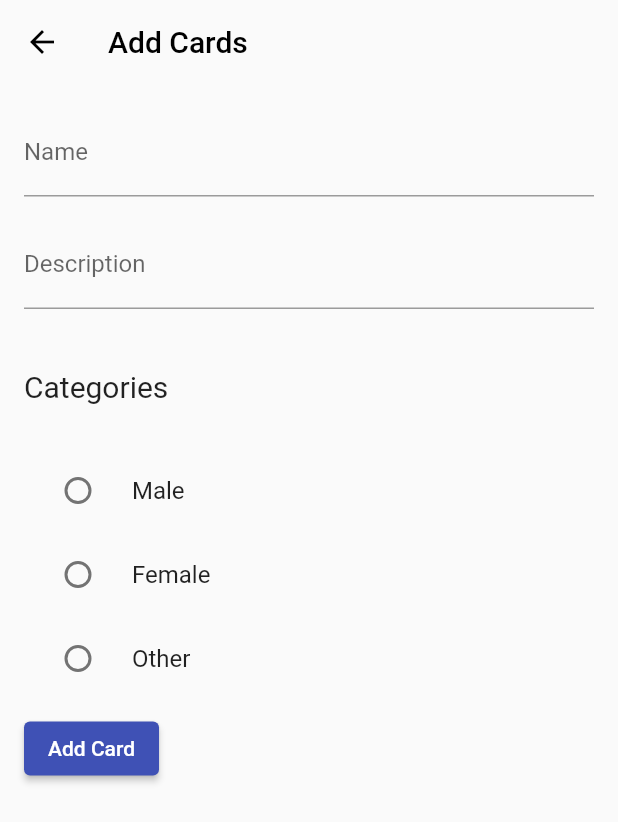
After one commit to shrastaniraula/flip-facts, a Flutter app: the AddFlashcardPage screen opened by its route, on a phone screen of 412 x 824 dp. The commit adds this screen. Shown: the top 822 px of the screen. Run offline on Flutter 3.47's test engine with Material 2 defaults, Android fonts, the phone set to English and light mode, and no system bars; our stand-ins replace flip_card.

Commit message:
first try

```diff
--- /dev/null
+++ b/lib/add_card.dart
@@ -0,0 +1,110 @@
+import 'package:flutter/material.dart';
+
+class AddFlashcardPage extends StatefulWidget {
+  @override
+  _AddFlashcardPageState createState() => _AddFlashcardPageState();
+}
+
+class _AddFlashcardPageState extends State<AddFlashcardPage> {
+  String? gender;
+  TextEditingController CardNameController = TextEditingController();
+  TextEditingController CardDescController = TextEditingController();
+
+  void _submitForm() {
+    // TODO: Implement form submission logic here
+  }
+
+  @override
+  Widget build(BuildContext context) {
+    return Scaffold(
+      appBar: AppBar(
+        backgroundColor: Colors.transparent,
+        elevation: 0,
+        iconTheme: IconThemeData(color: Colors.black),
+        leading: IconButton(
+          icon: Icon(Icons.arrow_back),
+          onPressed: () {
+            Navigator.pushReplacementNamed(context, '/category');
+          },
+        ),
+        title: Text(
+          'Add Cards',
+          style: TextStyle(color: Colors.black),
+        ),
+      ),
+      body: SingleChildScrollView(
+        child: Padding(
+          padding: const EdgeInsets.all(16.0),
+          child: Form(
+            child: Column(
+              crossAxisAlignment: CrossAxisAlignment.start,
+              children: [
+                TextFormField(
+                  maxLines: null,
+                  controller: CardNameController,
+                  decoration: InputDecoration(labelText: 'Name'),
+                  // onChanged: (value) {
+                  //   setState(() {
+                  //     _name = value;
+                  //   });
+                  // },
+                ),
+                SizedBox(height: 16.0),
+                TextFormField(
+                  controller: CardDescController,
+                  maxLines: null,
+                  decoration: InputDecoration(labelText: 'Description'),
+
+                ),
+                SizedBox(height: 40.0),
+                Text('Categories', style: TextStyle(fontSize: 20.0)),
+                SizedBox(
+                  height: 30,
+                ),
+                Column(
+                  children: [
+                    RadioListTile(
+                      title: Text("Male"),
+                      value: "male",
+                      groupValue: gender,
+                      onChanged: (value) {
+                        setState(() {
+                          gender = value.toString();
+                        });
+                      },
+                    ),
+                    RadioListTile(
+                      title: Text("Female"),
+                      value: "female",
+                      groupValue: gender,
+                      onChanged: (value) {
+                        setState(() {
+                          gender = value.toString();
+                        });
+                      },
+                    ),
+                    RadioListTile(
+                      title: Text("Other"),
+                      value: "other",
+                      groupValue: gender,
+                      onChanged: (value) {
+                        setState(() {
+                          gender = value.toString();
+                        });
+                      },
+                    )
+                  ],
+                ),
+                SizedBox(height: 8.0),
+                ElevatedButton(
+                  child: Text('Add Card'),
+                  onPressed: _submitForm,
+                ),
+              ],
+            ),
+          ),
+        ),
+      ),
+    );
+  }
+}
--- a/lib/category.dart
+++ b/lib/category.dart
@@ -3,7 +3,7 @@ import 'package:flutter/src/widgets/framework.dart';
 import 'package:flutter/src/widgets/placeholder.dart';
 
 class Category extends StatelessWidget {
-  const Category({super.key});
+  Category({super.key});
 
   @override
   Widget build(BuildContext context) {
@@ -16,14 +16,6 @@ class Category extends StatelessWidget {
           "Welcome back",
           style: TextStyle(color: Color.fromARGB(255, 0, 0, 0)),
         ),
-        // actions: [
-        //   IconButton(
-        //       onPressed: () {
-        //         Navigator.pushReplacementNamed(context, '/');
-        //         print("Icon Pressed");
-        //       },
-        //       icon: const Icon(Icons.logout))
-        // ],
       ),
       drawer: Drawer(
         child: ListView(children: [
@@ -38,21 +30,21 @@ class Category extends StatelessWidget {
             leading: const Icon(Icons.library_books),
             title: const Text('List Of Cards'),
             onTap: () {
-              // Navigator.pop(context);
+              Navigator.pushReplacementNamed(context, '/category');
             },
           ),
           ListTile(
             leading: const Icon(Icons.library_add),
             title: const Text('Add Cards'),
             onTap: () {
-              // Navigator.pop(context);
+              Navigator.pushReplacementNamed(context, '/addCards');
             },
           ),
           ListTile(
             leading: const Icon(Icons.logout),
             title: const Text('LogOut'),
             onTap: () {
-              // Navigator.pop(context);
+              Navigator.pop(context);
             },
           ),
         ]),
@@ -63,6 +55,9 @@ class Category extends StatelessWidget {
             height: 50,
           ),
           GestureDetector(
+            onTap: () {
+              Navigator.pushReplacementNamed(context, '/cards');
+            },
             child: Container(
               height: 80,
               width: 360,
@@ -97,6 +92,9 @@ class Category extends StatelessWidget {
             ),
           ),
           GestureDetector(
+            onTap: () {
+              Navigator.pushReplacementNamed(context, '/cards');
+            },
             child: Container(
               height: 80,
               width: 360,
@@ -131,6 +129,9 @@ class Category extends StatelessWidget {
             ),
           ),
           GestureDetector(
+            onTap: () {
+              Navigator.pushReplacementNamed(context, '/cards');
+            },
             child: Container(
               height: 80,
               width: 360,
@@ -165,6 +166,9 @@ class Category extends StatelessWidget {
             ),
           ),
           GestureDetector(
+            onTap: () {
+              Navigator.pushReplacementNamed(context, '/cards');
+            },
             child: Container(
               height: 80,
               width: 360,
@@ -199,6 +203,9 @@ class Category extends StatelessWidget {
             ),
           ),
           GestureDetector(
+            onTap: () {
+              Navigator.pushReplacementNamed(context, '/cards');
+            },
             child: Container(
               height: 80,
               width: 360,
@@ -233,6 +240,9 @@ class Category extends StatelessWidget {
             ),
           ),
           GestureDetector(
+            onTap: () {
+              Navigator.pushReplacementNamed(context, '/cards');
+            },
             child: Container(
               height: 80,
               width: 360,
```
Also changed, not shown: lib/Signup.dart (+10 -5 lines), lib/cards.dart (+20 -37 lines), lib/custom_drawer.dart (added, +46 -0 lines), lib/landing_page.dart (+9 -2 lines), lib/login.dart (+14 -9 lines), lib/main.dart (+14 -6 lines).
